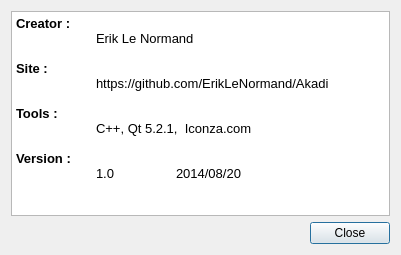
First picture: the form in helpinfobox.ui, repository ErikLeNormand/Akadi, before the edit.
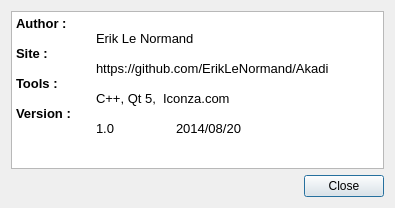
Second picture: the form after the edit.

Diff of the .ui file:
```diff
--- a/helpinfobox.ui
+++ b/helpinfobox.ui
@@ -6,8 +6,8 @@
    <rect>
     <x>0</x>
     <y>0</y>
-    <width>401</width>
-    <height>255</height>
+    <width>395</width>
+    <height>208</height>
    </rect>
   </property>
   <property name="windowTitle">
@@ -21,15 +21,12 @@
 &lt;html&gt;&lt;head&gt;&lt;meta name=&quot;qrichtext&quot; content=&quot;1&quot; /&gt;&lt;style type=&quot;text/css&quot;&gt;
 p, li { white-space: pre-wrap; }
 &lt;/style&gt;&lt;/head&gt;&lt;body style=&quot; font-family:'Ubuntu'; font-size:10pt; font-weight:400; font-style:normal;&quot;&gt;
-&lt;p style=&quot; margin-top:0px; margin-bottom:0px; margin-left:0px; margin-right:0px; -qt-block-indent:0; text-indent:0px;&quot;&gt;&lt;span style=&quot; font-weight:600;&quot;&gt;Creator :&lt;/span&gt;&lt;/p&gt;
+&lt;p style=&quot; margin-top:0px; margin-bottom:0px; margin-left:0px; margin-right:0px; -qt-block-indent:0; text-indent:0px;&quot;&gt;&lt;span style=&quot; font-weight:600;&quot;&gt;Author :&lt;/span&gt;&lt;/p&gt;
 &lt;p style=&quot; margin-top:0px; margin-bottom:0px; margin-left:0px; margin-right:0px; -qt-block-indent:0; text-indent:0px;&quot;&gt;	Erik Le Normand&lt;/p&gt;
-&lt;p style=&quot;-qt-paragraph-type:empty; margin-top:0px; margin-bottom:0px; margin-left:0px; margin-right:0px; -qt-block-indent:0; text-indent:0px;&quot;&gt;&lt;br /&gt;&lt;/p&gt;
 &lt;p style=&quot; margin-top:0px; margin-bottom:0px; margin-left:0px; margin-right:0px; -qt-block-indent:0; text-indent:0px;&quot;&gt;&lt;span style=&quot; font-weight:600;&quot;&gt;Site : &lt;/span&gt;&lt;/p&gt;
 &lt;p style=&quot; margin-top:0px; margin-bottom:0px; margin-left:0px; margin-right:0px; -qt-block-indent:0; text-indent:0px;&quot;&gt;	https://github.com/ErikLeNormand/Akadi&lt;/p&gt;
-&lt;p style=&quot;-qt-paragraph-type:empty; margin-top:0px; margin-bottom:0px; margin-left:0px; margin-right:0px; -qt-block-indent:0; text-indent:0px;&quot;&gt;&lt;br /&gt;&lt;/p&gt;
 &lt;p style=&quot; margin-top:0px; margin-bottom:0px; margin-left:0px; margin-right:0px; -qt-block-indent:0; text-indent:0px;&quot;&gt;&lt;span style=&quot; font-weight:600;&quot;&gt;Tools :&lt;/span&gt;&lt;/p&gt;
-&lt;p style=&quot; margin-top:0px; margin-bottom:0px; margin-left:0px; margin-right:0px; -qt-block-indent:0; text-indent:0px;&quot;&gt;	C++, Qt 5.2.1,  Iconza.com&lt;/p&gt;
-&lt;p style=&quot;-qt-paragraph-type:empty; margin-top:0px; margin-bottom:0px; margin-left:0px; margin-right:0px; -qt-block-indent:0; text-indent:0px;&quot;&gt;&lt;br /&gt;&lt;/p&gt;
+&lt;p style=&quot; margin-top:0px; margin-bottom:0px; margin-left:0px; margin-right:0px; -qt-block-indent:0; text-indent:0px;&quot;&gt;	C++, Qt 5,  Iconza.com&lt;/p&gt;
 &lt;p style=&quot; margin-top:0px; margin-bottom:0px; margin-left:0px; margin-right:0px; -qt-block-indent:0; text-indent:0px;&quot;&gt;&lt;span style=&quot; font-weight:600;&quot;&gt;Version : &lt;/span&gt;&lt;/p&gt;
 &lt;p style=&quot; margin-top:0px; margin-bottom:0px; margin-left:0px; margin-right:0px; -qt-block-indent:0; text-indent:0px;&quot;&gt;	1.0 	2014/08/20&lt;/p&gt;&lt;/body&gt;&lt;/html&gt;</string>
      </property>
```
Left out of the diff: 3 changed lines with no effect on the pictures.
